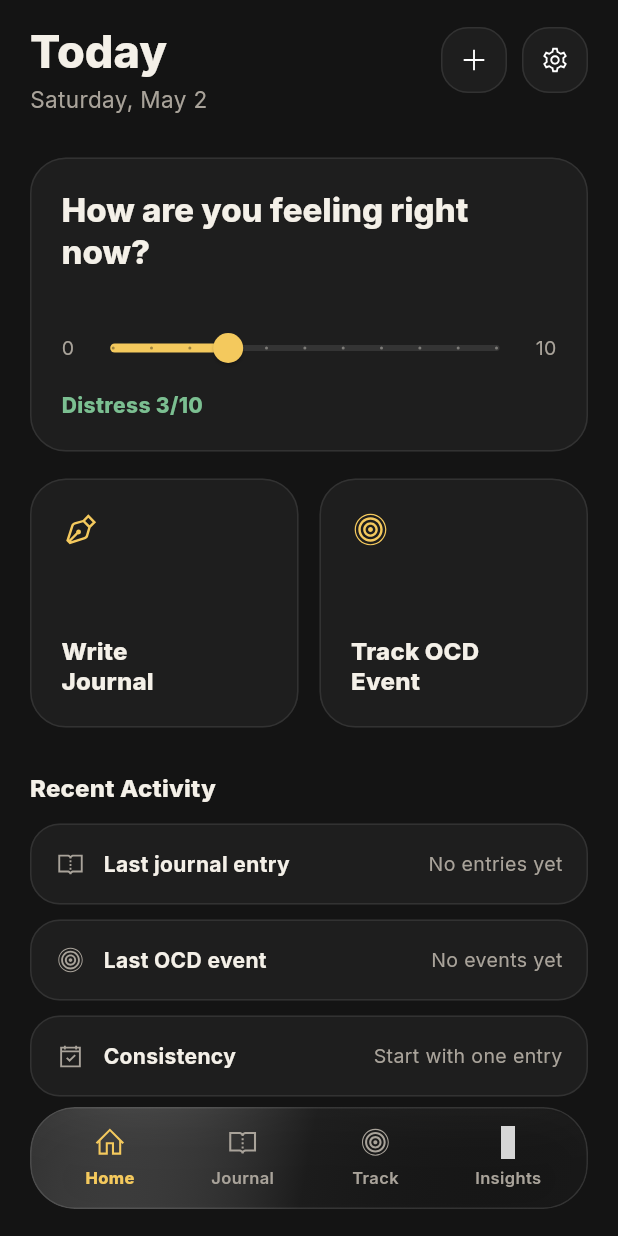
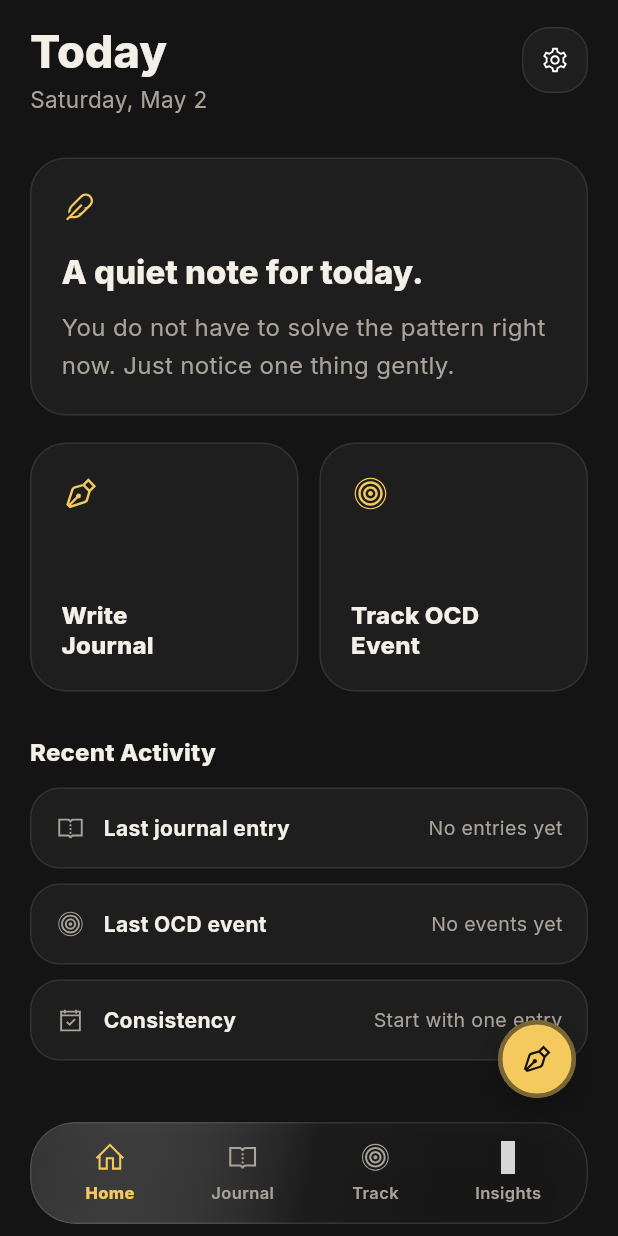
Before and after one commit to maskedsyntax/patterns, a Flutter app: the HomeScreen screen opened directly, on a phone screen of 412 x 824 dp. Run offline on Flutter 3.47's test engine with Material 3 defaults, Android fonts, the phone set to English and light mode, and no system bars; our stand-ins replace file_picker, fl_chart, flutter_riverpod, font_awesome_flutter, google_fonts, line_icons and 1 more; missing offline and left inert: dart:js_interop, window_manager; accounts and stored records are empty; project files that could hold a hidden picture were left out; grey boxes are pictures that could not be loaded.

Commit message:
Refine mobile navigation actions

```diff
--- a/lib/main.dart
+++ b/lib/main.dart
@@ -200,7 +200,6 @@ class _HomeScreenState extends ConsumerState<HomeScreen> {
     final today = TodayScreen(
       onJournal: () => _openJournalEditor(context),
       onTrack: () => _openOcdFlow(context),
-      onAdd: () => _showAddSheet(context),
       onSettings: () => Navigator.of(
         context,
       ).push(MaterialPageRoute<void>(builder: (_) => const SettingsScreen())),
@@ -229,7 +228,7 @@ class _HomeScreenState extends ConsumerState<HomeScreen> {
           Positioned(
             left: 20,
             right: 20,
-            bottom: 18,
+            bottom: 8,
             child: SafeArea(
               minimum: EdgeInsets.zero,
               child: _FloatingTabBar(
@@ -238,6 +237,19 @@ class _HomeScreenState extends ConsumerState<HomeScreen> {
               ),
             ),
           ),
+          if (_selectedTab == _Tab.home || _selectedTab == _Tab.journal)
+            Positioned(
+              right: 28,
+              bottom: 92,
+              child: SafeArea(
+                minimum: EdgeInsets.zero,
+                child: _FloatingPenButton(
+                  onTap: _selectedTab == _Tab.journal
+                      ? () => _openJournalEditor(context)
+                      : () => _showAddSheet(context),
+                ),
+              ),
+            ),
         ],
       ),
     );
@@ -350,6 +362,50 @@ class _FloatingTabBar extends StatelessWidget {
                 onTap: () => onSelected(_Tab.insights),
               ),
             ],
+          ),
+        ),
+      ),
+    );
+  }
+}
+
+class _FloatingPenButton extends StatelessWidget {
+  final VoidCallback onTap;
+
+  const _FloatingPenButton({required this.onTap});
+
+  @override
+  Widget build(BuildContext context) {
+    final theme = Theme.of(context);
+
+    return Semantics(
+      button: true,
+      label: 'Add entry',
+      child: InkWell(
+        borderRadius: BorderRadius.circular(999),
+        onTap: onTap,
+        child: Container(
+          width: 52,
+          height: 52,
+          decoration: BoxDecoration(
+            color: theme.colorScheme.primary,
+            shape: BoxShape.circle,
+            border: Border.all(
+              color: theme.scaffoldBackgroundColor.withValues(alpha: 0.55),
+              width: 3,
+            ),
+            boxShadow: [
+              BoxShadow(
+                color: Colors.black.withValues(alpha: 0.24),
+                blurRadius: 18,
+                offset: const Offset(0, 8),
+              ),
+            ],
+          ),
+          child: Icon(
+            LineIcons.penNib,
+            color: theme.colorScheme.onPrimary,
+            size: 23,
           ),
         ),
       ),
--- a/lib/screens/journal_screen.dart
+++ b/lib/screens/journal_screen.dart
@@ -11,14 +11,12 @@ import '../theme/app_theme.dart';
 class TodayScreen extends ConsumerStatefulWidget {
   final VoidCallback onJournal;
   final VoidCallback onTrack;
-  final VoidCallback onAdd;
   final VoidCallback onSettings;
 
   const TodayScreen({
     super.key,
     required this.onJournal,
     required this.onTrack,
-    required this.onAdd,
     required this.onSettings,
   });
 
@@ -27,14 +25,16 @@ class TodayScreen extends ConsumerStatefulWidget {
 }
 
 class _TodayScreenState extends ConsumerState<TodayScreen> {
-  double _distress = 3;
-
   @override
   Widget build(BuildContext context) {
     final theme = Theme.of(context);
     final journalAsync = ref.watch(journalProvider);
     final ocdAsync = ref.watch(ocdProvider);
     final dateLabel = DateFormat('EEEE, MMMM d').format(DateTime.now());
+    final todayKey = DateFormat('yyyy-MM-dd').format(DateTime.now());
+    final hasJournalToday =
+        journalAsync.asData?.value.any((entry) => entry.date == todayKey) ??
+        false;
 
     return Scaffold(
       body: SafeArea(
@@ -55,12 +55,6 @@ class _TodayScreenState extends ConsumerState<TodayScreen> {
                   ),
                 ),
                 _RoundIconButton(
-                  icon: LineIcons.plus,
-                  onTap: widget.onAdd,
-                  semanticLabel: 'Add entry',
-                ),
-                const SizedBox(width: 10),
-                _RoundIconButton(
                   icon: LineIcons.cog,
                   onTap: widget.onSettings,
                   semanticLabel: 'Settings',
@@ -72,37 +66,30 @@ class _TodayScreenState extends ConsumerState<TodayScreen> {
               child: Column(
                 crossAxisAlignment: CrossAxisAlignment.start,
                 children: [
+                  Icon(
+                    LineIcons.feather,
+                    color: theme.colorScheme.primary,
+                    size: 24,
+                  ),
+                  const SizedBox(height: 18),
                   Text(
-                    'How are you feeling right now?',
+                    hasJournalToday
+                        ? 'You showed up today.'
+                        : 'A quiet note for today.',
                     style: theme.textTheme.titleLarge?.copyWith(
                       fontWeight: FontWeight.w800,
-                      height: 1.25,
+                      height: 1.2,
                     ),
                   ),
-                  const SizedBox(height: 26),
-                  Row(
-                    children: [
-                      Text('0', style: _muted(theme, 13)),
-                      Expanded(
-                        child: Slider(
-                          value: _distress,
-                          min: 0,
-                          max: 10,
-                          divisions: 10,
-                          onChanged: (value) =>
-                              setState(() => _distress = value),
-                        ),
-                      ),
-                      Text('10', style: _muted(theme, 13)),
-                    ],
-                  ),
-                  const SizedBox(height: 4),
+                  const SizedBox(height: 12),
                   Text(
-                    'Distress ${_distress.round()}/10',
-                    style: TextStyle(
-                      color: _distressColor(_distress.round()),
-                      fontWeight: FontWeight.w800,
-                    ),
+                    hasJournalToday
+                        ? 'Let the rest of the day be lighter. You do not need to solve every thought.'
+                        : 'You do not have to solve the pattern right now. Just notice one thing gently.',
+                    style: _muted(
+                      theme,
+                      16,
+                    ).copyWith(height: 1.55, color: AppTheme.textSecondary),
                   ),
                 ],
               ),
@@ -223,17 +210,6 @@ class JournalScreen extends ConsumerWidget {
                 children: [
                   Expanded(child: Text('Journal', style: _screenTitle(theme))),
                   _RoundIconButton(
-                    icon: LineIcons.plus,
-                    onTap: () => Navigator.of(context).push(
-                      MaterialPageRoute<void>(
-                        builder: (_) =>
-                            JournalEntryEditor(date: DateTime.now()),
-                      ),
-                    ),
-                    semanticLabel: 'New Entry',
-                  ),
-                  const SizedBox(width: 10),
-                  _RoundIconButton(
                     icon: LineIcons.search,
                     semanticLabel: 'Search journal',
                     onTap: () => _showSearchSheet(context, ref),
@@ -351,6 +327,7 @@ class JournalScreen extends ConsumerWidget {
     final picked = await showModalBottomSheet<DateTime>(
       context: context,
       backgroundColor: Colors.transparent,
+      isScrollControlled: true,
       builder: (context) => _DatePickerSheet(initialDate: DateTime.now()),
     );
     if (picked == null || !context.mounted) return;
@@ -692,7 +669,12 @@ class _DatePickerSheetState extends State<_DatePickerSheet> {
 
   @override
   Widget build(BuildContext context) {
+    final maxHeight = MediaQuery.sizeOf(context).height * 0.78;
+
     return _BottomPanel(
+      child: ConstrainedBox(
+        constraints: BoxConstraints(maxHeight: maxHeight),
+        child: SingleChildScrollView(
           child: Column(
             mainAxisSize: MainAxisSize.min,
             crossAxisAlignment: CrossAxisAlignment.start,
@@ -703,7 +685,7 @@ class _DatePickerSheetState extends State<_DatePickerSheet> {
                   context,
                 ).textTheme.titleLarge?.copyWith(fontWeight: FontWeight.w800),
               ),
-          const SizedBox(height: 16),
+              const SizedBox(height: 12),
               CalendarDatePicker(
                 initialDate: _date,
                 firstDate: DateTime(2000),
@@ -719,6 +701,8 @@ class _DatePickerSheetState extends State<_DatePickerSheet> {
                 ),
               ),
             ],
+          ),
+        ),
       ),
     );
   }
@@ -859,9 +843,3 @@ BoxDecoration _softDecoration(ThemeData theme, {required double radius}) {
     border: Border.all(color: theme.dividerColor.withValues(alpha: 0.9)),
   );
 }
-
-Color _distressColor(int level) {
-  if (level <= 3) return AppTheme.softGreen;
-  if (level <= 7) return AppTheme.warmYellow;
-  return AppTheme.mutedRed;
-}
--- a/lib/screens/ocd_tracker_screen.dart
+++ b/lib/screens/ocd_tracker_screen.dart
@@ -32,21 +32,7 @@ class _OcdTrackerScreenState extends ConsumerState<OcdTrackerScreen> {
           children: [
             Padding(
               padding: const EdgeInsets.fromLTRB(20, 18, 20, 16),
-              child: Row(
-                children: [
-                  Expanded(child: Text('Track', style: _screenTitle(theme))),
-                  TextButton.icon(
-                    onPressed: widget.onAdd,
-                    icon: const Icon(LineIcons.plus, size: 16),
-                    label: const Text('Track New Event'),
-                    style: TextButton.styleFrom(
-                      foregroundColor: theme.colorScheme.primary,
-                      visualDensity: VisualDensity.compact,
-                      padding: const EdgeInsets.symmetric(horizontal: 10),
-                    ),
-                  ),
-                ],
-              ),
+              child: Text('Track', style: _screenTitle(theme)),
             ),
             Padding(
               padding: const EdgeInsets.symmetric(horizontal: 20),
```
Lines whose indentation alone changed are shown as unchanged.
